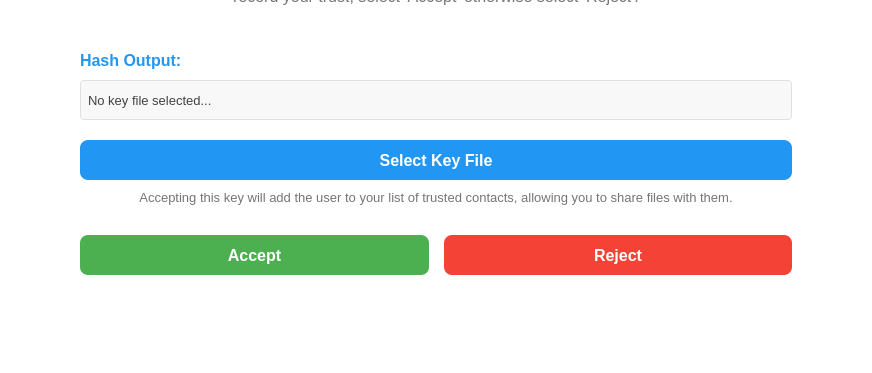
The window that src/desktop-client/client-404/ui/verifypage.ui (ElliceNels/fourohfour) describes before a commit, drawn with Qt 5; both pictures show x 114 to 986 and y 327 to 700 of the 1100 by 700 pixel window.
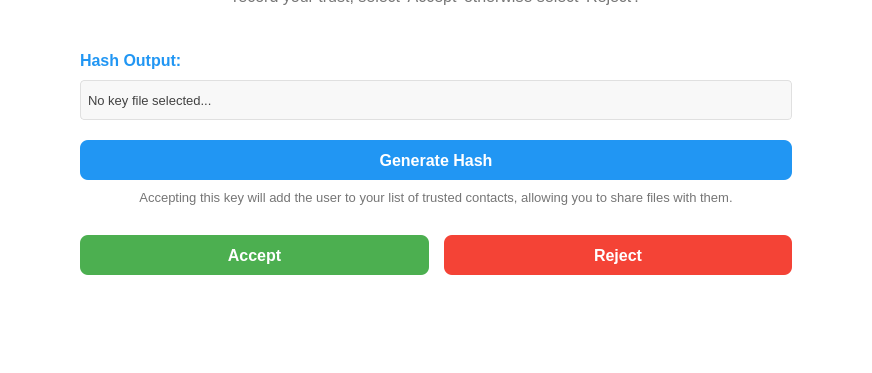
The same window after the commit. The open tabs and pages were chosen to show the change.

Patch:
```diff
--- a/src/desktop-client/client-404/ui/verifypage.ui
+++ b/src/desktop-client/client-404/ui/verifypage.ui
@@ -839,7 +839,7 @@
 }</string>
                </property>
                <property name="text">
-                <string>Select Key File</string>
+                <string>Generate Hash</string>
                </property>
               </widget>
              </item>
```
